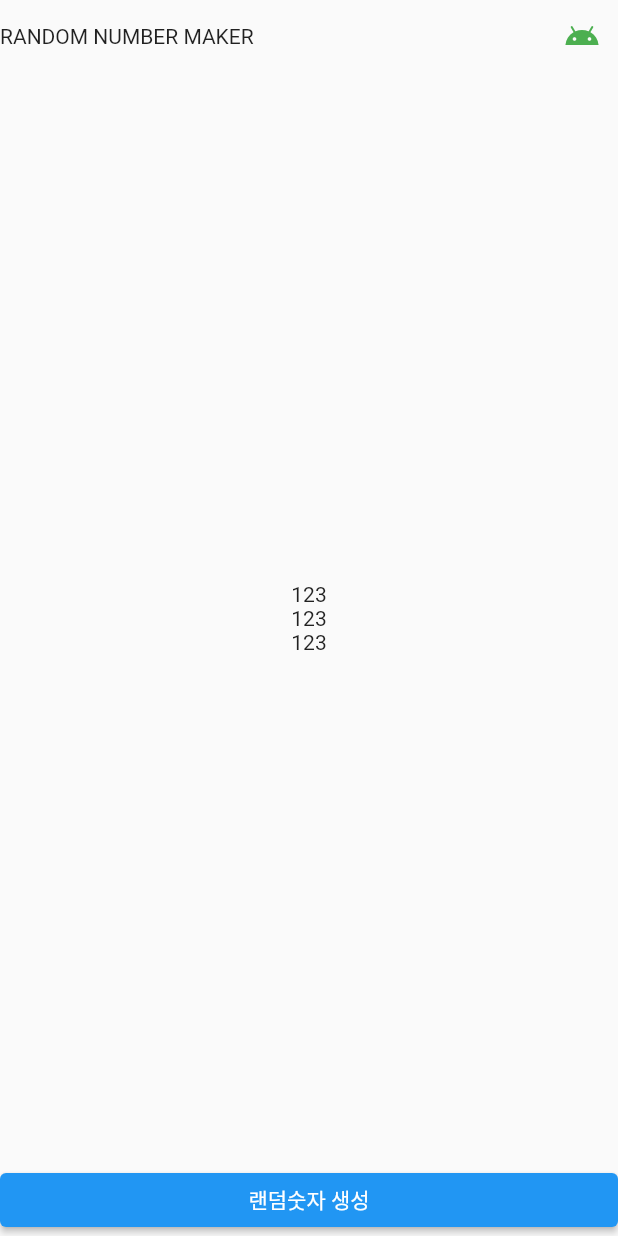
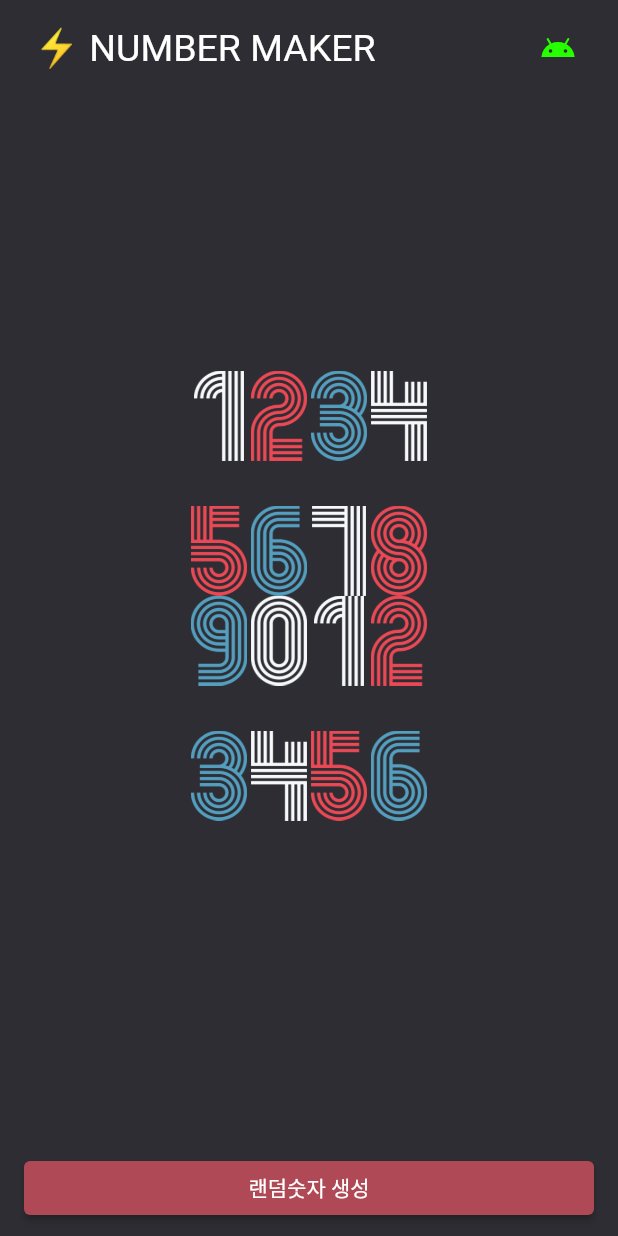
Before and after one commit to haruachm/App-Random-Number-Generator, a Flutter app: the screen it shows after launch, on a phone screen of 412 x 824 dp. Run offline on Flutter 3.47's test engine with Material 2 defaults, Android fonts, the light colour scheme and no system bars.

Commit message:
design : Change color and number matched designed image

```diff
--- /dev/null
+++ b/lib/constant/color.dart
@@ -0,0 +1,7 @@
+import 'package:flutter/material.dart';
+
+const Color primary_color = Color(0xff2d2d33);
+const Color red_color = Color(0xffae4955);
+const Color blue_color = Color(0xff549fbf);
+const Color green_color = Color(0xff26FF00);
+const Color white_color = Color(0xffffffff);
--- a/lib/screen/home_screen.dart
+++ b/lib/screen/home_screen.dart
@@ -1,4 +1,5 @@
 // ignore_for_file: prefer_const_constructors
+import 'package:app_random_number_generaotr/constant/color.dart';
 import 'package:flutter/material.dart';
 
 class HomeScreen extends StatefulWidget {
@@ -12,19 +13,31 @@ class _HomeScreenState extends State<HomeScreen> {
   @override
   Widget build(BuildContext context) {
     return Scaffold(
+      backgroundColor: primary_color,
       body: SafeArea(
+        child: Padding(
+          padding: const EdgeInsets.symmetric(
+            vertical: 8,
+            horizontal: 16,
+          ),
           child: Column(
             children: [
               Row(
                 mainAxisAlignment: MainAxisAlignment.spaceBetween,
                 children: [
                   Text(
-                  'RANDOM NUMBER MAKER',
+                    ' ⚡ NUMBER MAKER',
+                    style: TextStyle(
+                      color: white_color,
+                      fontSize: 25,
+                    ),
                   ),
                   IconButton(
                     onPressed: () {},
-                  icon: Icon(Icons.android_sharp),
-                  color: Colors.green,
+                    icon: Icon(
+                      Icons.android_sharp,
+                      color: green_color,
+                    ),
                   )
                 ],
               ),
@@ -32,14 +45,39 @@ class _HomeScreenState extends State<HomeScreen> {
                 child: Column(
                   mainAxisAlignment: MainAxisAlignment.center,
                   children: [
-                Text('123'),
-                Text('123'),
-                Text('123'),
-              ],
-            )),
+                    1234,
+                    5678,
+                    9012,
+                    3456,
+                  ]
+                      .asMap()
+                      .entries
+                      .map(
+                        (x) => Padding(
+                          padding: EdgeInsets.only(bottom: x.key == 1 ? 0 : 30),
+                          child: Row(
+                            mainAxisAlignment: MainAxisAlignment.center,
+                            children: x.value
+                                .toString()
+                                .split('')
+                                .map((x) => Image.asset(
+                                      'asset/img/$x.png',
+                                      width: 40,
+                                      height: 60,
+                                    ))
+                                .toList(),
+                          ),
+                        ),
+                      )
+                      .toList(),
+                ),
+              ),
               SizedBox(
                 width: double.infinity,
                 child: ElevatedButton(
+                  style: ElevatedButton.styleFrom(
+                    primary: red_color,
+                  ),
                   onPressed: () {},
                   child: Text('랜덤숫자 생성'),
                 ),
@@ -47,6 +85,7 @@ class _HomeScreenState extends State<HomeScreen> {
             ],
           ),
         ),
+      ),
     );
   }
 }
```
Lines whose indentation alone changed are shown as unchanged.
